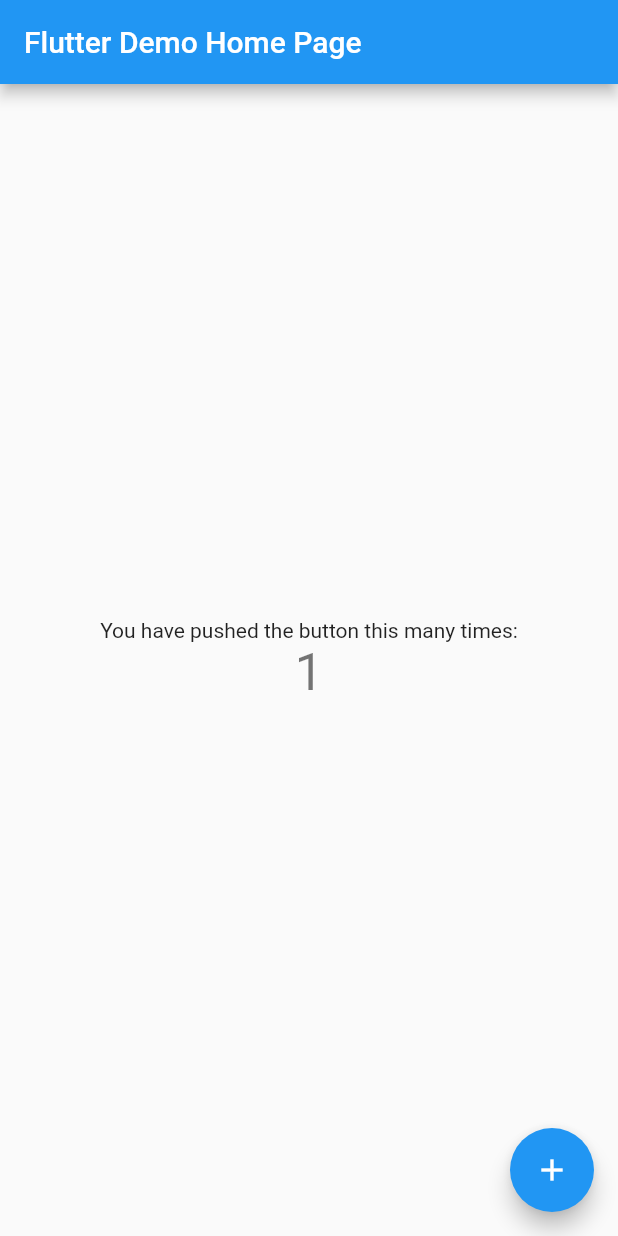
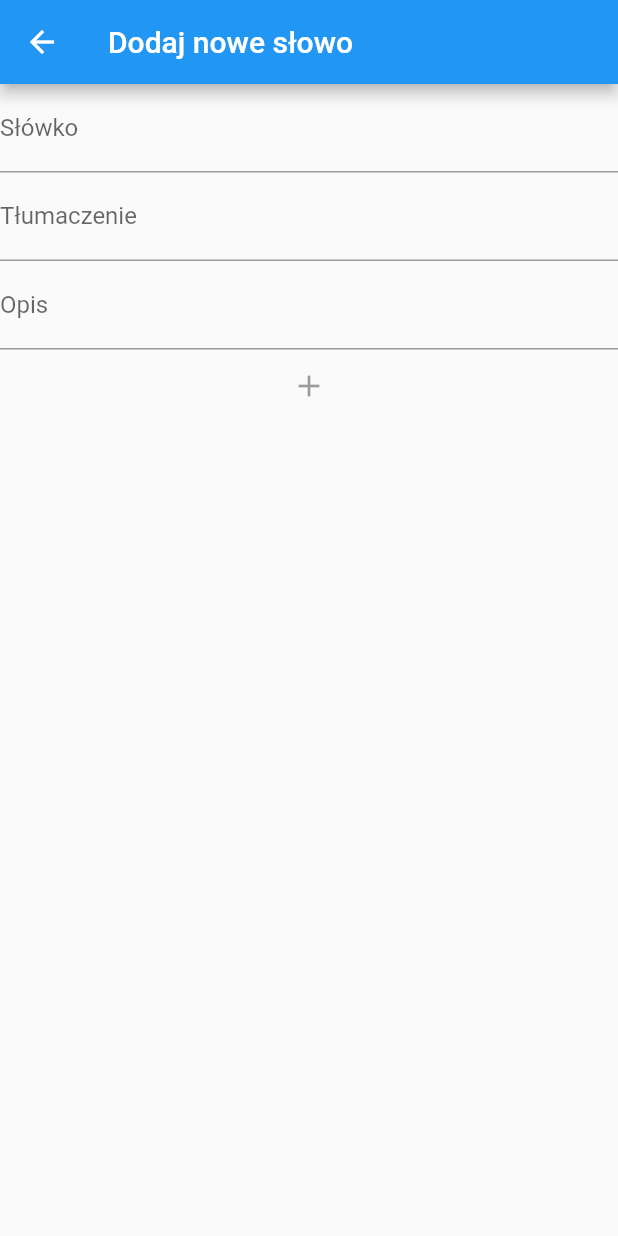
Before and after one commit to RaggerBreak/dictionary_pam, a Flutter app: the screen it shows after launch, after a tap on the "add" icon, on a phone screen of 412 x 824 dp. Run offline on Flutter 3.47's test engine with Material 2 defaults, Android fonts, the phone set to English and light mode, and no system bars; our stand-ins replace sqflite; accounts and stored records are empty.

Commit message:
show list, add

```diff
--- /dev/null
+++ b/dictionary_pam/lib/addWord.dart
@@ -0,0 +1,62 @@
+import 'package:dictionary_pam/word.dart';
+import 'package:flutter/material.dart';
+
+import 'dbhelper.dart';
+
+class AddWord extends StatefulWidget {
+
+
+  @override
+  _AddWordPageState createState() => _AddWordPageState();
+
+}
+
+class _AddWordPageState extends State<AddWord> {
+
+  TextEditingController wordEngController = new TextEditingController();
+  TextEditingController wordPlController = new TextEditingController();
+  TextEditingController descriptionController = new TextEditingController();
+
+  @override
+  Widget build(BuildContext context) {
+    return Scaffold(
+        appBar: AppBar(
+          title: Text("Dodaj nowe słowo"),
+        ),
+        body: Column(
+          children: [
+            TextField(
+                controller: wordEngController,
+                decoration: InputDecoration(
+                  labelText: 'Słówko'
+          )),
+            TextField(
+                controller: wordPlController,
+                decoration: InputDecoration(
+                    labelText: 'Tłumaczenie'
+            )),
+            TextField(
+                controller: descriptionController,
+                decoration: InputDecoration(
+                    hintText: 'Opcjonalnie',
+                    labelText: 'Opis'
+            )),
+            MaterialButton(
+              onPressed: () {
+                var helper = DbHelper();
+                helper.insertWord(new Word(
+                    id: 0,
+                    wordEng: wordEngController.text,
+                    wordPl: wordPlController.text,
+                    description: descriptionController.text));
+                Navigator.pop(context);
+              },
+              child: IconButton(
+                icon: new Icon(Icons.add)),
+            )
+          ],
+        )
+    );
+  }
+
+}
--- /dev/null
+++ b/dictionary_pam/lib/dbhelper.dart
@@ -0,0 +1,55 @@
+import 'package:path/path.dart';
+import 'package:sqflite/sqflite.dart';
+
+import 'word.dart';
+
+class DbHelper {
+  static DbHelper dbHelper;
+  static Database db;
+
+  DbHelper._createInstance();
+
+  factory DbHelper() {
+    if (dbHelper == null) {
+      return DbHelper._createInstance();
+    }
+
+    return dbHelper;
+  }
+
+  Future<void> open() async {
+    if (db != null) return;
+
+    var dbPath = join(await getDatabasesPath(), 'dictionary_pam.db');
+
+    db = await openDatabase(dbPath, onCreate: initialize, version: 1);
+  }
+
+  void initialize(Database db, int newVersion) async {
+    await db.execute("""
+      CREATE TABLE words (
+        id INTEGER PRIMARY KEY AUTOINCREMENT,
+        wordEng TEXT,
+        wordPl TEXT,
+        description TEXT
+      )
+    """);
+  }
+
+  Future<int> insertWord(Word word) async {
+    var result = await db.insert('words', word.toMapWithoutId(),
+        conflictAlgorithm: ConflictAlgorithm.replace);
+    return result;
+  }
+
+  Future<List<Word>> getWords() async {
+    var result = await db.query("words", orderBy: "wordEng ASC");
+
+    return List.generate(result.length, (i) => Word.fromMap(result[i]));
+  }
+
+  Future<int> deleteEntry(Word word) async {
+    var result = await db.delete("words", where: 'id = ?', whereArgs: [word.id]);
+    return result;
+  }
+}
--- a/dictionary_pam/lib/main.dart
+++ b/dictionary_pam/lib/main.dart
@@ -1,4 +1,8 @@
+import 'package:dictionary_pam/addWord.dart';
+import 'package:dictionary_pam/dbhelper.dart';
+import 'package:dictionary_pam/word.dart';
 import 'package:flutter/material.dart';
+import 'package:sqflite/sqflite.dart';
 
 void main() {
   runApp(MyApp());
@@ -9,21 +13,20 @@ class MyApp extends StatelessWidget {
   @override
   Widget build(BuildContext context) {
     return MaterialApp(
-      title: 'Flutter Demo',
+      title: 'Dictionary',
       theme: ThemeData(
 
         primarySwatch: Colors.blue,
 
         visualDensity: VisualDensity.adaptivePlatformDensity,
       ),
-      home: MyHomePage(title: 'Flutter Demo Home Page'),
+      home: MyHomePage(title: 'ENG - POL'),
     );
   }
 }
 
 class MyHomePage extends StatefulWidget {
   MyHomePage({Key key, this.title}) : super(key: key);
-
 
   final String title;
 
@@ -32,44 +35,48 @@ class MyHomePage extends StatefulWidget {
 }
 
 class _MyHomePageState extends State<MyHomePage> {
-  int _counter = 0;
+  List<Word> words = [];
+  int wordsLength = 0;
 
-  void _incrementCounter() {
-    setState(() {
-
-      _counter++;
-    });
-  }
+  DbHelper dbHelper = DbHelper();
 
   @override
   Widget build(BuildContext context) {
 
+    updateList();
+
     return Scaffold(
-      appBar: AppBar(
-
-        title: Text(widget.title),
-      ),
-      body: Center(
-
-        child: Column(
-
-          mainAxisAlignment: MainAxisAlignment.center,
-          children: <Widget>[
-            Text(
-              'You have pushed the button this many times:',
-            ),
-            Text(
-              '$_counter',
-              style: Theme.of(context).textTheme.headline4,
+        appBar: AppBar(
+          title: Text(widget.title),
+          actions: [
+            IconButton(
+              icon: new Icon(Icons.add),
+              onPressed: () => Navigator.push(
+                context,
+                MaterialPageRoute(builder: (context) => AddWord()),
+              ),
             ),
           ],
         ),
-      ),
-      floatingActionButton: FloatingActionButton(
-        onPressed: _incrementCounter,
-        tooltip: 'Increment',
-        child: Icon(Icons.add),
-      ), // This trailing comma makes auto-formatting nicer for build methods.
-    );
+        body: buildListView());
   }
+
+  ListView buildListView() {
+    return ListView.builder(
+        itemCount: words.length != null ? words.length : 0,
+        itemBuilder: (context, i) => ListTile(
+          title: Text(words[i].wordEng),
+          subtitle: Text(words[i].wordPl),
+          onTap: (null),
+        ));
+  }
+
+  void updateList() {
+    dbHelper.open().then((_) => dbHelper.getWords().then((value) => {
+      setState(() {
+        words = value;
+      })
+    }));
+  }
+
 }
--- /dev/null
+++ b/dictionary_pam/lib/word.dart
@@ -0,0 +1,30 @@
+class Word {
+  final int id;
+  final String wordEng;
+  final String wordPl;
+  final String description;
+
+  Word({this.id, this.wordEng, this.wordPl, this.description});
+
+  Map<String, dynamic> toMap() {
+    return {
+      'id': id,
+      'wordEng': wordEng,
+      'wordPl': wordPl,
+      'description': description,
+    };
+  }
+
+  Map<String, dynamic> toMapWithoutId() {
+    return {
+    'wordEng': wordEng,
+    'wordPl': wordPl,
+    'description': description,
+    };
+  }
+
+  static Word fromMap(Map<String, dynamic> map) {
+    return new Word(
+        id: map['id'], wordEng: map['wordEng'], wordPl: map['wordPl'], description: map['definition']);
+  }
+}
--- a/dictionary_pam/pubspec.yaml
+++ b/dictionary_pam/pubspec.yaml
@@ -23,6 +23,8 @@ environment:
 dependencies:
   flutter:
     sdk: flutter
+  sqflite: ^1.3.0
+  path: any
 
 
   # The following adds the Cupertino Icons font to your application.
```
Also changed, not shown: dictionary_pam/pubspec.lock, 1 other file.
